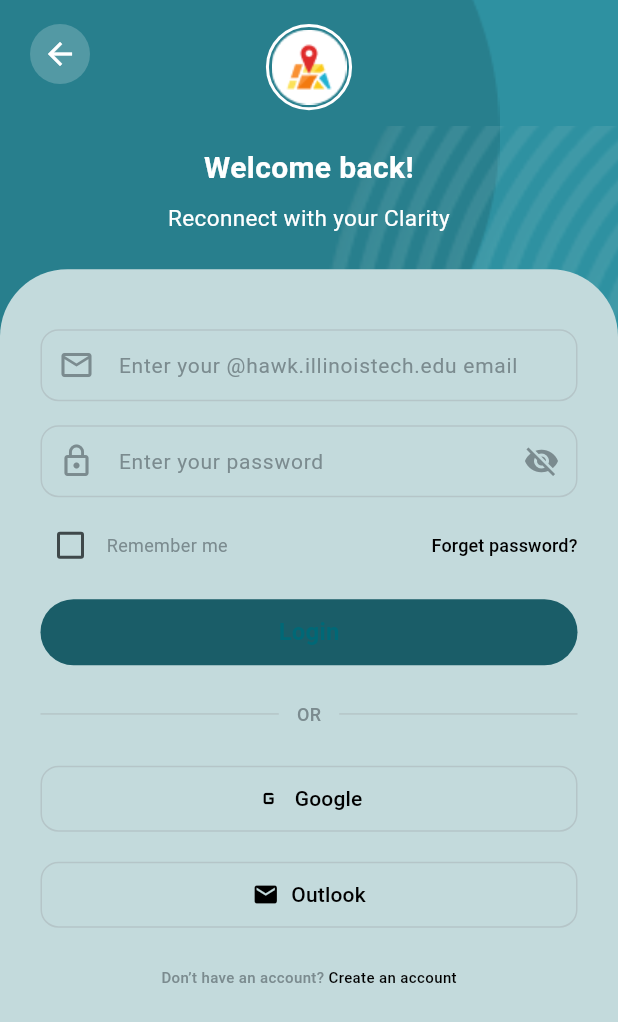
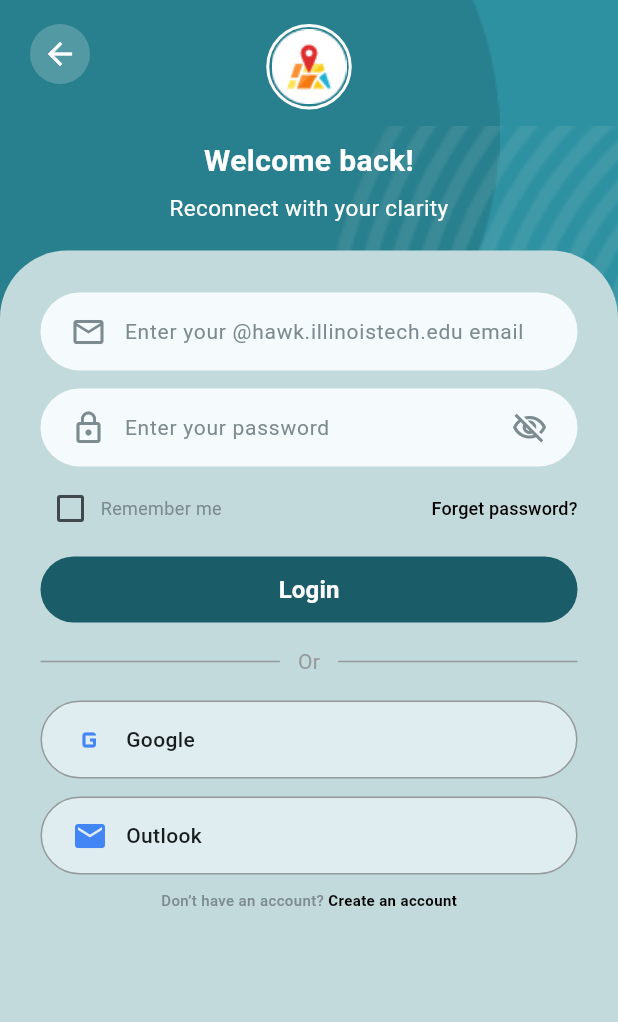
Before and after one commit to GeetaHade/spacefinder-app, a Flutter app: the LoginScreen screen opened by its route, on a phone screen of 412 x 824 dp. Shown: the top 1022 px of the screen. Run offline on Flutter 3.47's test engine with Material 3 defaults, Android fonts, the phone set to English and light mode, and no system bars; our stand-ins replace shared_preferences; accounts and stored records are empty; Roboto replaces fonts that are missing (System).

Commit message:
add: login signup complete

```diff
--- a/lib/screens/auth/login_screen.dart
+++ b/lib/screens/auth/login_screen.dart
@@ -1,145 +1,65 @@
 import 'package:flutter/material.dart';
-import 'signup_screen.dart';
+import 'package:shared_preferences/shared_preferences.dart';
 
-class _AuthTextField extends StatefulWidget {
-  final String hint;
-  final IconData icon;
-  final bool obscure;
-  final bool showEye;
-
-  const _AuthTextField({
-    required this.hint,
-    required this.icon,
-    this.obscure = false,
-    this.showEye = false,
-  });
+class LoginScreen extends StatefulWidget {
+  const LoginScreen({super.key});
 
   @override
-  State<_AuthTextField> createState() => _AuthTextFieldState();
+  State<LoginScreen> createState() => _LoginScreenState();
 }
 
-class _AuthTextFieldState extends State<_AuthTextField> {
-  late bool _isObscured;
+class _LoginScreenState extends State<LoginScreen> {
+  final _emailController = TextEditingController();
+  final _passwordController = TextEditingController();
+  bool _isSubmitting = false;
 
-  @override
-  void initState() {
-    super.initState();
-    _isObscured = widget.obscure;
+  Future<void> _handleLogin() async {
+    final email = _emailController.text.trim();
+    final password = _passwordController.text.trim();
+
+    if (email.isEmpty || password.isEmpty) {
+      ScaffoldMessenger.of(context).showSnackBar(
+        const SnackBar(content: Text('Please fill email and password')),
+      );
+      return;
     }
 
-  @override
-  Widget build(BuildContext context) {
-    return TextField(
-      obscureText: _isObscured,
-      decoration: InputDecoration(
-        hintText: widget.hint,
-        hintStyle: const TextStyle(
-          fontSize: 14,
-          color: Color(0xFF7B8B8F),
-        ),
-        prefixIcon: Icon(widget.icon, color: const Color(0xFF7B8B8F)),
-        suffixIcon: widget.showEye
-            ? IconButton(
-                icon: Icon(
-                  _isObscured ? Icons.visibility_off : Icons.visibility,
-                  color: const Color(0xFF7B8B8F),
-                ),
-                onPressed: () {
-                  setState(() {
-                    _isObscured = !_isObscured;
-                  });
-                },
-              )
-            : null,
-        border: OutlineInputBorder(
-          borderRadius: BorderRadius.circular(12),
-          borderSide: const BorderSide(color: Color(0xFFB5C5C8)),
-        ),
-        enabledBorder: OutlineInputBorder(
-          borderRadius: BorderRadius.circular(12),
-          borderSide: const BorderSide(color: Color(0xFFB5C5C8)),
-        ),
-        contentPadding: const EdgeInsets.symmetric(vertical: 12),
-      ),
+    setState(() => _isSubmitting = true);
+
+    final prefs = await SharedPreferences.getInstance();
+    final savedEmail = prefs.getString('user_email');
+    final savedPassword = prefs.getString('user_password');
+
+    await Future.delayed(const Duration(milliseconds: 400)); // small delay for UX
+
+    setState(() => _isSubmitting = false);
+
+    if (savedEmail == null || savedPassword == null) {
+      ScaffoldMessenger.of(context).showSnackBar(
+        const SnackBar(content: Text('No account found. Please sign up first.')),
+      );
+      return;
+    }
+
+    if (email == savedEmail && password == savedPassword) {
+      await prefs.setBool('is_logged_in', true);
+
+      if (!mounted) return;
+      // After login → go to same place as signed-in users (you can later change to /discover)
+      Navigator.pushReplacementNamed(context, '/noise');
+    } else {
+      ScaffoldMessenger.of(context).showSnackBar(
+        const SnackBar(content: Text('Invalid email or password')),
       );
     }
   }
 
-class _OrDivider extends StatelessWidget {
-  const _OrDivider();
-
   @override
-  Widget build(BuildContext context) {
-    return Row(
-      children: [
-        const Expanded(
-          child: Divider(
-            color: Color(0xFFB5C5C8),
-            thickness: 1,
-          ),
-        ),
-        const SizedBox(width: 12),
-        const Text(
-          'OR',
-          style: TextStyle(
-            fontSize: 12,
-            fontWeight: FontWeight.w500,
-            color: Color(0xFF7B8B8F),
-          ),
-        ),
-        const SizedBox(width: 12),
-        const Expanded(
-          child: Divider(
-            color: Color(0xFFB5C5C8),
-            thickness: 1,
-          ),
-        ),
-      ],
-    );
+  void dispose() {
+    _emailController.dispose();
+    _passwordController.dispose();
+    super.dispose();
   }
-}
-
-class _ProviderButton extends StatelessWidget {
-  final String label;
-  final IconData icon;
-
-  const _ProviderButton({
-    required this.label,
-    required this.icon,
-  });
-
-  @override
-  Widget build(BuildContext context) {
-    return OutlinedButton(
-      onPressed: () {},
-      style: OutlinedButton.styleFrom(
-        padding: const EdgeInsets.symmetric(vertical: 12),
-        side: const BorderSide(color: Color(0xFFB5C5C8)),
-        shape: RoundedRectangleBorder(
-          borderRadius: BorderRadius.circular(12),
-        ),
-      ),
-      child: Row(
-        mainAxisAlignment: MainAxisAlignment.center,
-        children: [
-          Icon(icon, color: Colors.black),
-          const SizedBox(width: 8),
-          Text(
-            label,
-            style: const TextStyle(
-              fontSize: 14,
-              fontWeight: FontWeight.w500,
-              color: Colors.black,
-            ),
-          ),
-        ],
-      ),
-    );
-  }
-}
-
-class LoginScreen extends StatelessWidget {
-  const LoginScreen({super.key});
 
   @override
   Widget build(BuildContext context) {
@@ -149,7 +69,6 @@ class LoginScreen extends StatelessWidget {
       backgroundColor: const Color(0xFF2E91A1),
       body: Stack(
         children: [
-          // Reuse background circles
           Positioned(
             top: -64,
             left: -56,
@@ -180,13 +99,11 @@ class LoginScreen extends StatelessWidget {
               fit: BoxFit.cover,
             ),
           ),
-
           SafeArea(
             child: Column(
               children: [
                 const SizedBox(height: 16),
 
-                // Back button + logo
                 Padding(
                   padding: const EdgeInsets.symmetric(horizontal: 20),
                   child: Stack(
@@ -195,7 +112,6 @@ class LoginScreen extends StatelessWidget {
                         alignment: Alignment.centerLeft,
                         child: InkWell(
                           onTap: () => Navigator.pop(context),
-                          borderRadius: BorderRadius.circular(20),
                           child: Container(
                             width: 40,
                             height: 40,
@@ -203,31 +119,24 @@ class LoginScreen extends StatelessWidget {
                               shape: BoxShape.circle,
                               color: Color(0x33FFFFFF),
                             ),
-                            child: const Icon(
-                              Icons.arrow_back,
-                              color: Colors.white,
-                            ),
+                            child: const Icon(Icons.arrow_back, color: Colors.white),
                           ),
                         ),
                       ),
                       Align(
                         alignment: Alignment.center,
                         child: Container(
-                          width: 57.45,
-                          height: 57.45,
+                          width: 57,
+                          height: 57,
                           decoration: BoxDecoration(
                             shape: BoxShape.circle,
-                            border: Border.all(
-                              color: Colors.white,
-                              width: 2,
-                            ),
+                            border: Border.all(color: Colors.white, width: 2),
                           ),
                           child: Center(
                             child: Image.asset(
                               'assets/streamline-kameleon-color_map-pin.png',
                               width: 50,
                               height: 50,
-                              fit: BoxFit.contain,
                             ),
                           ),
                         ),
@@ -236,15 +145,14 @@ class LoginScreen extends StatelessWidget {
                   ),
                 ),
 
-                const SizedBox(height: 24),
+                const SizedBox(height: 20),
 
                 const Padding(
                   padding: EdgeInsets.symmetric(horizontal: 30),
                   child: Column(
-                    crossAxisAlignment: CrossAxisAlignment.center,
                     children: [
                       Text(
-                        'Welcome back!',
+                        "Welcome back!",
                         textAlign: TextAlign.center,
                         style: TextStyle(
                           fontSize: 20,
@@ -252,9 +160,9 @@ class LoginScreen extends StatelessWidget {
                           color: Colors.white,
                         ),
                       ),
-                      SizedBox(height: 8),
+                      SizedBox(height: 6),
                       Text(
-                        'Reconnect with your Clarity',
+                        "Reconnect with your clarity",
                         textAlign: TextAlign.center,
                         style: TextStyle(
                           fontSize: 15,
@@ -266,7 +174,7 @@ class LoginScreen extends StatelessWidget {
                   ),
                 ),
 
-                const SizedBox(height: 24),
+                const SizedBox(height: 18),
 
                 Expanded(
                   child: Container(
@@ -278,24 +186,26 @@ class LoginScreen extends StatelessWidget {
                         topRight: Radius.circular(45),
                       ),
                     ),
-                    child: SingleChildScrollView(
-                      padding: const EdgeInsets.fromLTRB(27, 40, 27, 24),
+                    child: Padding(
+                      padding: const EdgeInsets.fromLTRB(27, 28, 27, 16),
                       child: Column(
                         crossAxisAlignment: CrossAxisAlignment.stretch,
                         children: [
                           _AuthTextField(
+                            controller: _emailController,
                             hint: 'Enter your @hawk.illinoistech.edu email',
                             icon: Icons.email_outlined,
                           ),
-                          const SizedBox(height: 16),
+                          const SizedBox(height: 12),
 
                           _AuthTextField(
+                            controller: _passwordController,
                             hint: 'Enter your password',
                             icon: Icons.lock_outline,
                             obscure: true,
                             showEye: true,
                           ),
-                          const SizedBox(height: 12),
+                          const SizedBox(height: 8),
 
                           Row(
                             children: [
@@ -304,9 +214,8 @@ class LoginScreen extends StatelessWidget {
                                 onChanged: (_) {},
                                 visualDensity: VisualDensity.compact,
                               ),
-                              const SizedBox(width: 4),
                               const Text(
-                                'Remember me',
+                                "Remember me",
                                 style: TextStyle(
                                   fontSize: 12,
                                   color: Color(0xFF7B8B8F),
@@ -318,11 +227,10 @@ class LoginScreen extends StatelessWidget {
                                 style: TextButton.styleFrom(
                                   padding: EdgeInsets.zero,
                                   minimumSize: Size.zero,
-                                  tapTargetSize:
-                                      MaterialTapTargetSize.shrinkWrap,
+                                  tapTargetSize: MaterialTapTargetSize.shrinkWrap,
                                 ),
                                 child: const Text(
-                                  'Forget password?',
+                                  "Forget password?",
                                   style: TextStyle(
                                     fontSize: 12,
                                     fontWeight: FontWeight.w500,
@@ -332,61 +240,60 @@ class LoginScreen extends StatelessWidget {
                               ),
                             ],
                           ),
-                          const SizedBox(height: 16),
 
-                          // Login button
+                          const SizedBox(height: 12),
+
                           SizedBox(
-                            width: double.infinity,
                             height: 44,
                             child: ElevatedButton(
-                              onPressed: () {
-                                // TODO: handle login
-                              },
+                              onPressed: _isSubmitting ? null : _handleLogin,
                               style: ElevatedButton.styleFrom(
                                 backgroundColor: const Color(0xFF1A5D68),
+                                disabledBackgroundColor: const Color(0xFF8BB0B6),
                                 shape: RoundedRectangleBorder(
                                   borderRadius: BorderRadius.circular(22),
                                 ),
                                 elevation: 0,
                               ),
-                              child: const Text(
-                                'Login',
+                              child: _isSubmitting
+                                  ? const SizedBox(
+                                      width: 18,
+                                      height: 18,
+                                      child: CircularProgressIndicator(
+                                        strokeWidth: 2,
+                                        valueColor: AlwaysStoppedAnimation<Color>(Colors.white),
+                                      ),
+                                    )
+                                  : const Text(
+                                      "Login",
                                       style: TextStyle(
                                         fontSize: 16,
                                         fontWeight: FontWeight.w600,
+                                        color: Colors.white,
                                       ),
                                     ),
                             ),
                           ),
 
-                          const SizedBox(height: 24),
-                          _OrDivider(),
-                          const SizedBox(height: 24),
-
-                          _ProviderButton(
-                            label: 'Google',
-                            icon: Icons.g_mobiledata,
-                          ),
+                          const SizedBox(height: 16),
+                          const _OrDivider(),
                           const SizedBox(height: 16),
 
-                          _ProviderButton(
-                            label: 'Outlook',
-                            icon: Icons.email,
-                          ),
+                          const _ProviderButton(label: "Google", icon: Icons.g_mobiledata),
+                          const SizedBox(height: 12),
 
-                          const SizedBox(height: 24),
+                          const _ProviderButton(label: "Outlook", icon: Icons.email),
 
-                          Center(
-                            child: GestureDetector(
+                          const SizedBox(height: 10),
+
+                          GestureDetector(
                             onTap: () {
-                                Navigator.pushReplacement(
-                                  context,
-                                  MaterialPageRoute(
-                                    builder: (_) => const SignUpScreen(),
-                                  ),
-                                );
+                              Navigator.pushReplacementNamed(context, '/signup');
                             },
-                              child: const Text.rich(
+                            child: const Center(
+                              child: Text.rich(
+                                TextSpan(
+                                  children: [
                                     TextSpan(
                                       text: "Don’t have an account? ",
                                       style: TextStyle(
@@ -394,12 +301,12 @@ class LoginScreen extends StatelessWidget {
                                         fontWeight: FontWeight.w500,
                                         color: Color(0xFF7B8B8F),
                                       ),
-                                  children: [
+                                    ),
                                     TextSpan(
-                                      text: 'Create an account',
+                                      text: "Create an account",
                                       style: TextStyle(
                                         fontSize: 10,
-                                        fontWeight: FontWeight.w500,
+                                        fontWeight: FontWeight.w600,
                                         color: Colors.black,
                                       ),
                                     ),
@@ -421,3 +328,109 @@ class LoginScreen extends StatelessWidget {
     );
   }
 }
+
+// Reuse the same small components as signup
+
+class _AuthTextField extends StatelessWidget {
+  final TextEditingController controller;
+  final String hint;
+  final IconData icon;
+  final bool obscure;
+  final bool showEye;
+
+  const _AuthTextField({
+    required this.controller,
+    required this.hint,
+    required this.icon,
+    this.obscure = false,
+    this.showEye = false,
+  });
+
+  @override
+  Widget build(BuildContext context) {
+    return Container(
+      height: 52,
+      decoration: BoxDecoration(
+        color: const Color(0xFFF5FAFC),
+        borderRadius: BorderRadius.circular(28),
+      ),
+      padding: const EdgeInsets.symmetric(horizontal: 20),
+      child: Row(
+        children: [
+          Icon(icon, color: const Color(0xFF7B8B8F)),
+          const SizedBox(width: 12),
+          Expanded(
+            child: TextField(
+              controller: controller,
+              obscureText: obscure,
+              decoration: InputDecoration(
+                border: InputBorder.none,
+                hintText: hint,
+                hintStyle: const TextStyle(
+                  fontSize: 14,
+                  color: Color(0xFF7B8B8F),
+                ),
+              ),
+            ),
+          ),
+          if (showEye)
+            const Icon(
+              Icons.visibility_off_outlined,
+              color: Color(0xFF7B8B8F),
+            ),
+        ],
+      ),
+    );
+  }
+}
+
+class _OrDivider extends StatelessWidget {
+  const _OrDivider();
+
+  @override
+  Widget build(BuildContext context) {
+    return Row(
+      children: const [
+        Expanded(child: Divider(color: Color(0xFF959999), thickness: 1)),
+        Padding(
+          padding: EdgeInsets.symmetric(horizontal: 12),
+          child: Text(
+            "Or",
+            style: TextStyle(color: Color(0xFF959999), fontSize: 14),
+          ),
+        ),
+        Expanded(child: Divider(color: Color(0xFF959999), thickness: 1)),
+      ],
+    );
+  }
+}
+
+class _ProviderButton extends StatelessWidget {
+  final String label;
+  final IconData icon;
+
+  const _ProviderButton({required this.label, required this.icon});
+
+  @override
+  Widget build(BuildContext context) {
+    return Container(
+      height: 52,
+      decoration: BoxDecoration(
+        color: const Color(0xFFE0EDF0),
+        borderRadius: BorderRadius.circular(28),
+        border: Border.all(color: const Color(0xFF959999)),
+      ),
+      padding: const EdgeInsets.symmetric(horizontal: 20),
+      child: Row(
+        children: [
+          Icon(icon, color: const Color(0xFF4285F4)),
+          const SizedBox(width: 12),
+          Text(
+            label,
+            style: const TextStyle(fontSize: 14, fontWeight: FontWeight.w500),
+          ),
+        ],
+      ),
+    );
+  }
+}
--- a/pubspec.yaml
+++ b/pubspec.yaml
@@ -30,6 +30,8 @@ environment:
 dependencies:
   flutter:
     sdk: flutter
+
+  shared_preferences: ^2.3.2
 
   # The following adds the Cupertino Icons font to your application.
   # Use with the CupertinoIcons class for iOS style icons.
```
Also changed, not shown: lib/screens/auth/signup_screen.dart (+123 -109 lines), pubspec.lock, 10 other files. Lines whose indentation alone changed are shown as unchanged.
